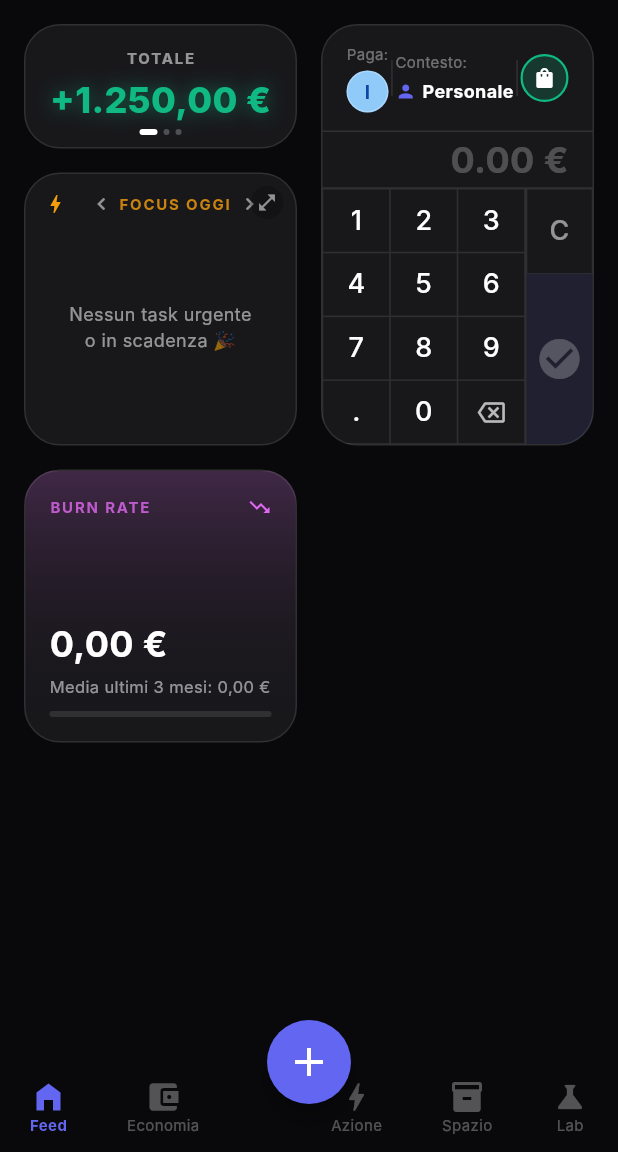
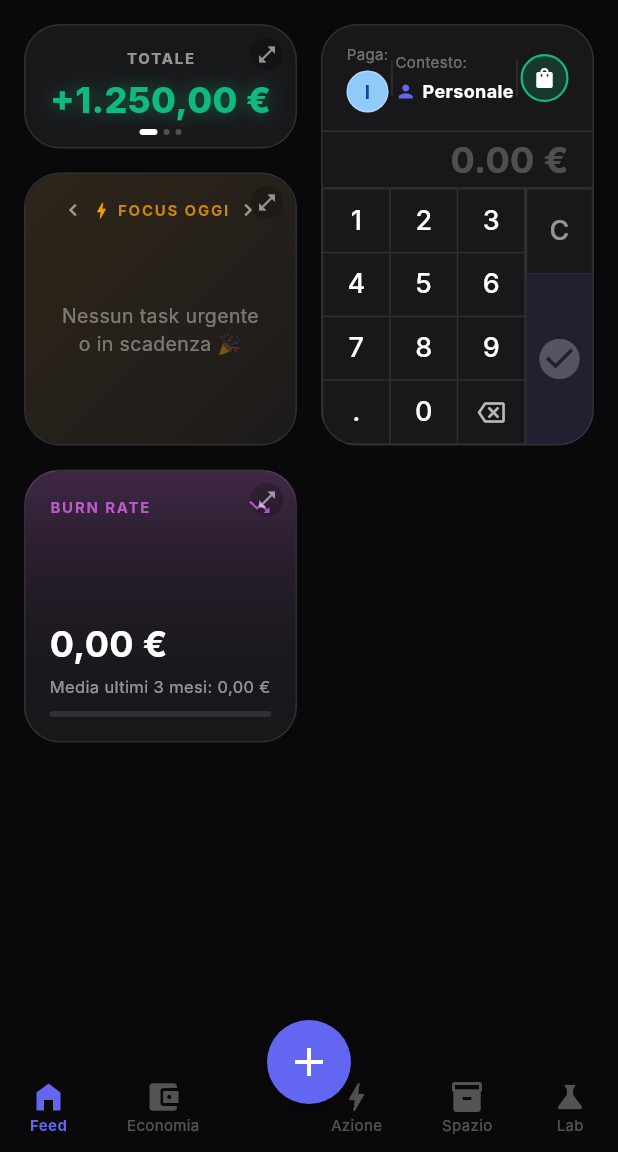
Before and after one commit to GokuGunZ/solducci, a Flutter app: the screen it shows once a user with an empty profile is signed in, on a phone screen of 412 x 824 dp, the part 84-1236 px from its top. Run offline on Flutter 3.47's test engine with Material 3 defaults, Android fonts, the phone set to English and light mode, and no system bars; drawn by our look-alikes of flutter_animate; our stand-ins replace currency_text_input_formatter, equatable, flutter_bloc, flutter_dotenv, flutter_markdown, get_it and 6 more; missing offline and left inert: animated_reorderable_list; accounts and stored records are empty; Roboto replaces fonts that are missing (Inter).

Commit message:
Improved each widget (first iteration)

```diff
--- a/lib/widgets/dashboard/data_source_switcher_header.dart
+++ b/lib/widgets/dashboard/data_source_switcher_header.dart
@@ -20,8 +20,6 @@ class DataSourceSwitcherHeader extends StatelessWidget {
   Widget build(BuildContext context) {
     return Row(
       children: [
-        Icon(icon, color: color, size: 16),
-        const SizedBox(width: 4),
         Expanded(
           child: Row(
             mainAxisAlignment: MainAxisAlignment.center,
@@ -35,6 +33,12 @@ class DataSourceSwitcherHeader extends StatelessWidget {
                 ),
               ),
               Flexible(
+                child: Row(
+                  mainAxisSize: MainAxisSize.min,
+                  children: [
+                    Icon(icon, color: color, size: 14),
+                    const SizedBox(width: 4),
+                    Flexible(
                       child: Text(
                         title.toUpperCase(),
                         style: TextStyle(
@@ -46,6 +50,9 @@ class DataSourceSwitcherHeader extends StatelessWidget {
                         textAlign: TextAlign.center,
                         maxLines: 1,
                         overflow: TextOverflow.ellipsis,
+                      ),
+                    ),
+                  ],
                 ),
               ),
               GestureDetector(
--- /dev/null
+++ b/lib/widgets/dashboard/generic_list_widget.dart
@@ -0,0 +1,90 @@
+import 'package:flutter/material.dart';
+import 'package:solducci/widgets/dashboard/bento_widget_container.dart';
+import 'package:solducci/widgets/dashboard/data_source_switcher_header.dart';
+
+class GenericListWidget<T> extends StatelessWidget {
+  final bool isLoading;
+  final VoidCallback? onExpand;
+  final String currentSource;
+  final Color color;
+  final IconData icon;
+  final VoidCallback onPreviousSource;
+  final VoidCallback onNextSource;
+  final List<T> items;
+  final Widget Function(BuildContext context, T item, int index) itemBuilder;
+  final String emptyMessage;
+
+  const GenericListWidget({
+    super.key,
+    this.isLoading = false,
+    this.onExpand,
+    required this.currentSource,
+    required this.color,
+    required this.icon,
+    required this.onPreviousSource,
+    required this.onNextSource,
+    required this.items,
+    required this.itemBuilder,
+    required this.emptyMessage,
+  });
+
+  @override
+  Widget build(BuildContext context) {
+    return BentoWidgetContainer(
+      isLoading: isLoading,
+      onExpand: onExpand,
+      child: Stack(
+        children: [
+          // Background Gradient (optional, but looks good for generic lists)
+          Positioned.fill(
+            child: Container(
+              decoration: BoxDecoration(
+                borderRadius: BorderRadius.circular(24),
+                gradient: LinearGradient(
+                  begin: Alignment.topLeft,
+                  end: Alignment.bottomRight,
+                  colors: [
+                    color.withValues(alpha: 0.1),
+                    color.withValues(alpha: 0.02),
+                  ],
+                ),
+              ),
+            ),
+          ),
+          Padding(
+            padding: const EdgeInsets.all(16.0),
+            child: Column(
+              crossAxisAlignment: CrossAxisAlignment.start,
+              children: [
+                DataSourceSwitcherHeader(
+                  title: currentSource,
+                  color: color,
+                  icon: icon,
+                  onPrevious: onPreviousSource,
+                  onNext: onNextSource,
+                ),
+                const SizedBox(height: 12),
+                Expanded(
+                  child: items.isEmpty
+                      ? Center(
+                          child: Text(
+                            emptyMessage,
+                            style: TextStyle(color: Colors.white.withValues(alpha: 0.4), fontSize: 13),
+                            textAlign: TextAlign.center,
+                          ),
+                        )
+                      : ListView.separated(
+                          physics: const BouncingScrollPhysics(),
+                          itemCount: items.length,
+                          separatorBuilder: (context, index) => const Divider(color: Colors.white10, height: 1),
+                          itemBuilder: (context, index) => itemBuilder(context, items[index], index),
+                        ),
+                ),
+              ],
+            ),
+          ),
+        ],
+      ),
+    );
+  }
+}
--- a/lib/widgets/dashboard/widgets/balance_pill_widget.dart
+++ b/lib/widgets/dashboard/widgets/balance_pill_widget.dart
@@ -1,4 +1,5 @@
 import 'package:flutter/material.dart';
+import 'package:go_router/go_router.dart';
 import 'package:solducci/models/dashboard_config.dart';
 import 'package:solducci/widgets/dashboard/bento_widget_container.dart';
 import 'package:solducci/service/expense_service_cached.dart';
@@ -62,6 +63,9 @@ class _BalancePillWidgetState extends State<BalancePillWidget> {
   Widget build(BuildContext context) {
     return BentoWidgetContainer(
       isLoading: _isLoading,
+      onExpand: () {
+        GoRouter.of(context).push('/expenses_dashboard');
+      },
       child: SwipeableBentoStack<MapEntry<String, double>>(
         items: _balancesList.isEmpty ? [const MapEntry('', 0.0)] : _balancesList,
         builder: (context, item, index) {
--- a/lib/widgets/dashboard/widgets/daily_progress_widget.dart
+++ b/lib/widgets/dashboard/widgets/daily_progress_widget.dart
@@ -1,5 +1,6 @@
 import 'dart:async';
 import 'package:flutter/material.dart';
+import 'package:go_router/go_router.dart';
 import 'package:solducci/models/dashboard_config.dart';
 import 'package:solducci/models/task.dart';
 import 'package:solducci/widgets/dashboard/bento_widget_container.dart';
@@ -28,6 +29,9 @@ class _DailyProgressWidgetState extends State<DailyProgressWidget> {
   Widget build(BuildContext context) {
     return BentoWidgetContainer(
       isLoading: false,
+      onExpand: () {
+        GoRouter.of(context).push('/focus');
+      },
       child: StreamBuilder<List<Task>>(
         stream: _taskStream,
         builder: (context, snapshot) {
--- a/lib/widgets/dashboard/widgets/focus_tasks_widget.dart
+++ b/lib/widgets/dashboard/widgets/focus_tasks_widget.dart
@@ -1,4 +1,5 @@
 import 'package:flutter/material.dart';
+import 'package:go_router/go_router.dart';
 import 'package:solducci/models/dashboard_config.dart';
 import 'package:solducci/models/task.dart';
 import 'package:solducci/widgets/dashboard/bento_widget_container.dart';
@@ -7,6 +8,8 @@ import 'package:solducci/core/di/service_locator.dart';
 import 'package:solducci/service/task_service.dart';
 
 import 'package:solducci/widgets/dashboard/data_source_switcher_header.dart';
+
+import 'package:solducci/widgets/dashboard/generic_list_widget.dart';
 
 class FocusTasksWidget extends StatefulWidget {
   final BentoWidgetDef def;
@@ -42,45 +45,12 @@ class _FocusTasksWidgetState extends State<FocusTasksWidget> {
 
   @override
   Widget build(BuildContext context) {
-    return BentoWidgetContainer(
-      isLoading: false,
-      onExpand: () {
-        ScaffoldMessenger.of(context).showSnackBar(
-          const SnackBar(content: Text('Apertura Pagina Task Completa...')),
-        );
-      },
-      child: Padding(
-        padding: const EdgeInsets.all(12.0),
-        child: Column(
-          crossAxisAlignment: CrossAxisAlignment.start,
-          children: [
-            DataSourceSwitcherHeader(
-              title: _sources[_currentSourceIndex],
-              color: const Color(0xFFF59E0B),
-              icon: Icons.bolt,
-              onPrevious: () {
-                setState(() {
-                  _currentSourceIndex = (_currentSourceIndex - 1) < 0 ? _sources.length - 1 : _currentSourceIndex - 1;
-                });
-              },
-              onNext: () {
-                setState(() {
-                  _currentSourceIndex = (_currentSourceIndex + 1) % _sources.length;
-                });
-              },
-            ),
-            const SizedBox(height: 8),
-            Expanded(
-              child: StreamBuilder<List<Task>>(
+    return StreamBuilder<List<Task>>(
       stream: _taskStream,
       builder: (context, snapshot) {
-                  if (snapshot.connectionState == ConnectionState.waiting && !snapshot.hasData) {
-                    return const Center(child: CircularProgressIndicator(color: Color(0xFFF59E0B)));
-                  }
-
+        final isLoading = snapshot.connectionState == ConnectionState.waiting && !snapshot.hasData;
         final allTasks = snapshot.data ?? [];
 
-                  // Flatten tree to just a flat list of tasks for the dashboard
         List<Task> flattenTasks(List<Task> tasks) {
           List<Task> flat = [];
           for (var task in tasks) {
@@ -93,7 +63,6 @@ class _FocusTasksWidgetState extends State<FocusTasksWidget> {
         }
 
         final flatTasks = flattenTasks(allTasks);
-
         final now = DateTime.now();
         final today = DateTime(now.year, now.month, now.day);
 
@@ -114,14 +83,10 @@ class _FocusTasksWidgetState extends State<FocusTasksWidget> {
           return isUrgentOrHigh || isDueTodayOrOverdue;
         }).toList();
 
-                  // Sort by priority then due date
         focusTasks.sort((a, b) {
-                    // Priority sorting (urgent first)
           final pA = a.priority?.index ?? 99;
           final pB = b.priority?.index ?? 99;
           if (pA != pB) return pA.compareTo(pB);
-
-                    // Date sorting
           if (a.dueDate != null && b.dueDate != null) {
             return a.dueDate!.compareTo(b.dueDate!);
           }
@@ -130,31 +95,30 @@ class _FocusTasksWidgetState extends State<FocusTasksWidget> {
           return 0;
         });
 
-                  if (focusTasks.isEmpty) {
-                    return const Center(
-                      child: Text('Nessun task urgente\no in scadenza 🎉', style: TextStyle(color: Colors.white54, fontSize: 12), textAlign: TextAlign.center),
-                    );
-                  }
+        // Limit to top 5
+        final displayTasks = focusTasks.length > 5 ? focusTasks.sublist(0, 5) : focusTasks;
 
-                  return ListView.separated(
-                    padding: EdgeInsets.zero,
-                    itemCount: focusTasks.length > 5 ? 5 : focusTasks.length, // max 5 tasks
-                    separatorBuilder: (context, index) => const Divider(color: Colors.white10, height: 1),
-                    itemBuilder: (context, index) {
-                      final task = focusTasks[index];
-                      return _buildTaskRow(task);
+        return GenericListWidget<Task>(
+          isLoading: isLoading,
+          onExpand: () {
+            GoRouter.of(context).push('/space/tasks');
           },
-                  );
+          currentSource: _sources[_currentSourceIndex],
+          color: const Color(0xFFF59E0B),
+          icon: Icons.bolt,
+          onPreviousSource: () {
+            setState(() {
+              _currentSourceIndex = (_currentSourceIndex - 1) < 0 ? _sources.length - 1 : _currentSourceIndex - 1;
+            });
           },
-              ),
-            ),
-          ],
-        ),
-      ),
-    );
-  }
-
-  Widget _buildTaskRow(Task task) {
+          onNextSource: () {
+            setState(() {
+              _currentSourceIndex = (_currentSourceIndex + 1) % _sources.length;
+            });
+          },
+          items: displayTasks,
+          emptyMessage: 'Nessun task urgente\no in scadenza 🎉',
+          itemBuilder: (context, task, index) {
             return Padding(
               padding: const EdgeInsets.symmetric(vertical: 4.0),
               child: Row(
@@ -163,9 +127,7 @@ class _FocusTasksWidgetState extends State<FocusTasksWidget> {
                     onTap: () async {
                       try {
                         await TaskService().completeTask(task.id);
-              } catch (e) {
-                // Ignore silent error
-              }
+                      } catch (e) {}
                     },
                     child: Container(
                       width: 18,
@@ -201,5 +163,9 @@ class _FocusTasksWidgetState extends State<FocusTasksWidget> {
                 ],
               ),
             );
+          },
+        );
+      },
+    );
   }
 }
--- a/lib/widgets/dashboard/widgets/monthly_burn_rate_widget.dart
+++ b/lib/widgets/dashboard/widgets/monthly_burn_rate_widget.dart
@@ -1,4 +1,5 @@
 import 'package:flutter/material.dart';
+import 'package:go_router/go_router.dart';
 import 'package:solducci/models/dashboard_config.dart';
 import 'package:solducci/widgets/dashboard/bento_widget_container.dart';
 import 'package:solducci/service/expense_service_cached.dart';
@@ -27,6 +28,9 @@ class _MonthlyBurnRateWidgetState extends State<MonthlyBurnRateWidget> {
   Widget build(BuildContext context) {
     return BentoWidgetContainer(
       isLoading: false,
+      onExpand: () {
+        GoRouter.of(context).push('/economy/charts');
+      },
       child: StreamBuilder<List<Expense>>(
         stream: _expenseStream,
         builder: (context, snapshot) {
```
Also changed, not shown: lib/widgets/dashboard/dashboard_widget_factory.dart (+13 -9 lines), lib/widgets/dashboard/widgets/habit_tracker_widget.dart (added, +158 -0 lines), lib/widgets/dashboard/widgets/shopping_quick_list_widget.dart (+18 -68 lines), lib/widgets/dashboard/widgets/unresolved_asterisks_widget.dart (+78 -83 lines). Lines whose indentation alone changed are shown as unchanged.
